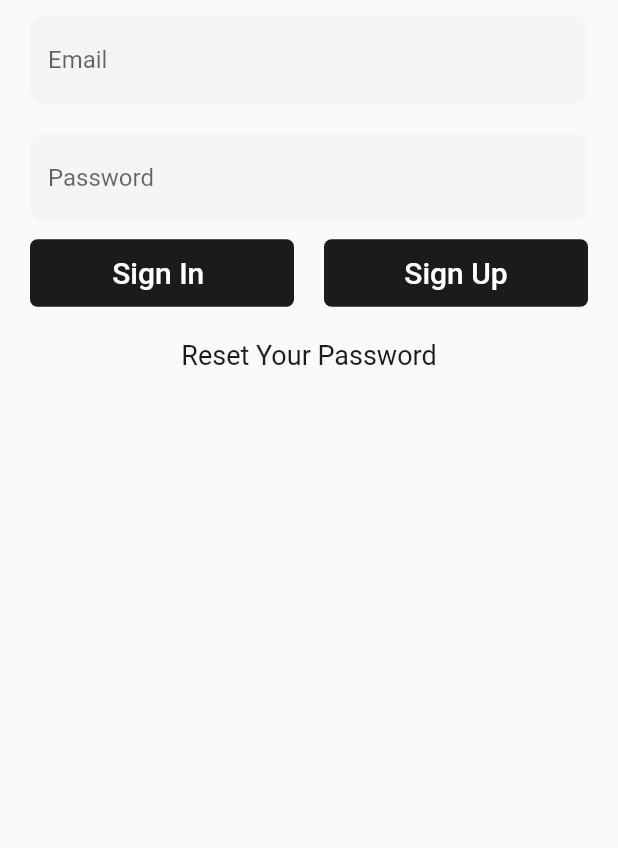
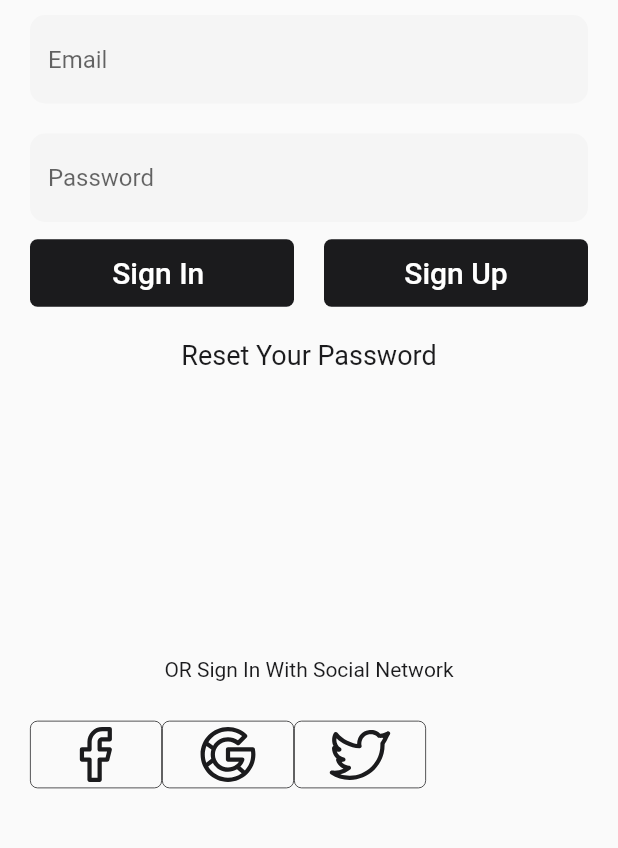
Before and after one commit to tauhidul252/eShop, a Flutter app: the screen it shows after launch, on a phone screen of 412 x 824 dp, the part 225-1073 px from its top. Run offline on Flutter 3.47's test engine with Material 2 defaults, Android fonts, the phone set to English and light mode, and no system bars; our stand-ins replace flutter_svg.

Commit message:
Social login button

```diff
--- a/lib/screen/loginScreen/login_screen.dart
+++ b/lib/screen/loginScreen/login_screen.dart
@@ -1,8 +1,10 @@
 import 'package:eshop/appColors/app_colors.dart';
 import 'package:eshop/stylies/login_screen_stylies.dart';
+import 'package:eshop/svgImges/svg_images.dart';
 import 'package:eshop/widgets/my_button_widget.dart';
 import 'package:eshop/widgets/my_textfromefield_widget.dart';
 import 'package:flutter/material.dart';
+import 'package:flutter_svg/flutter_svg.dart';
 
 class LoginScreen extends StatefulWidget {
 
@@ -56,7 +58,73 @@ Widget buildTopPart(){
     ],
   );
 }
+Widget buildBottomPart(){
+  return Container(
+    height: 300,
+    child: Column(mainAxisAlignment: MainAxisAlignment.end,
+    children: [
+      Text("OR Sign In With Social Network",
+      style: LoginScreenStylies.signInSocialStylies,
+      ),
+      SizedBox(height: 5,),
+      Padding(padding: EdgeInsets.all(20.0),
+      child: Row(
+        children: [
+          //Facebook Social login button.
+          MaterialButton(
+            shape: OutlineInputBorder(
+              borderSide: BorderSide(
+               width: 0.5,
+               color: AppColors.baseBlackColor
+              ),
+              borderRadius: BorderRadius.circular(5),
+            ),
+            onPressed: (){},
+            child: SvgPicture.asset(
+              SvgImages.facebook,
+              color: AppColors.baseBlackColor,
+              width: 45,
+            ),
+          ),
+          //Google Social login button.
+          MaterialButton(
+            shape: OutlineInputBorder(
+              borderSide: BorderSide(
+               width: 0.5,
+               color: AppColors.baseBlackColor
+              ),
+              borderRadius: BorderRadius.circular(5),
+            ),
+            onPressed: (){},
+            child: SvgPicture.asset(
+              SvgImages.google,
+              color: AppColors.baseBlackColor,
+              width: 45,
+            ),
+          ),
 
+          //Twiter Social login button.
+          MaterialButton(
+            shape: OutlineInputBorder(
+              borderSide: BorderSide(
+               width: 0.5,
+               color: AppColors.baseBlackColor
+              ),
+              borderRadius: BorderRadius.circular(5),
+            ),
+            onPressed: (){},
+            child: SvgPicture.asset(
+              SvgImages.twitter,
+              color: AppColors.baseBlackColor,
+              width: 45,
+            ),
+          ),
+        ],
+      ),)
+
+    ],),
+  );
+}
   @override
   Widget build(BuildContext context) {
     return Scaffold(
@@ -69,6 +137,7 @@ Widget buildTopPart(){
               crossAxisAlignment: CrossAxisAlignment.stretch,
               children: [
                 buildTopPart(),
+                buildBottomPart(),
               ],
             )
           ],
--- a/lib/stylies/login_screen_stylies.dart
+++ b/lib/stylies/login_screen_stylies.dart
@@ -6,4 +6,7 @@ class LoginScreenStylies{
     color: AppColors.baseBlackColor,
     fontSize: 18,
   );
+  static const TextStyle signInSocialStylies=TextStyle(
+    color: AppColors.baseBlackColor,
+  );
 }
--- /dev/null
+++ b/lib/svgImges/svg_images.dart
@@ -0,0 +1,5 @@
+class SvgImages {
+ static String facebook="images/Facebook.svg";
+ static String google="images/Google.svg";
+ static String twitter="images/Twitter.svg";
+}
--- a/pubspec.yaml
+++ b/pubspec.yaml
@@ -34,6 +34,8 @@ dependencies:
   # The following adds the Cupertino Icons font to your application.
   # Use with the CupertinoIcons class for iOS style icons.
   cupertino_icons: ^1.0.2
+  flutter_svg: ^1.0.3
+
 
 dev_dependencies:
   flutter_test:
```
Also changed, not shown: pubspec.lock.
